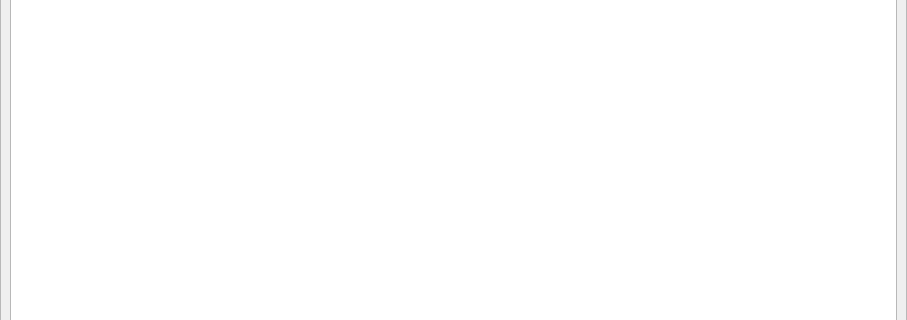
The window that apps/AboutForm/aboutform.ui (assignonward/aosuite) describes before a commit, drawn with Qt 5; both pictures show x 0 to 907 and y 303 to 623 of the 907 by 846 pixel window.
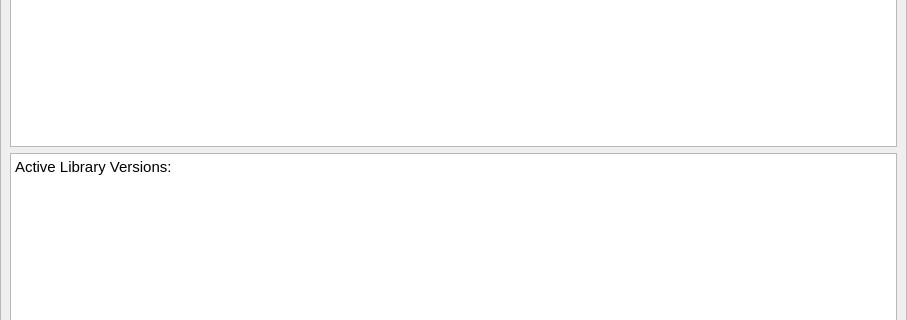
The same window after the commit. Icons and pictures are not drawn.

Patch:
```diff
--- a/apps/AboutForm/aboutform.ui
+++ b/apps/AboutForm/aboutform.ui
@@ -124,7 +124,28 @@
 &lt;p style=&quot; margin-top:0px; margin-bottom:0px; margin-left:0px; margin-right:0px; -qt-block-indent:0; text-indent:0px;&quot;&gt;&lt;span style=&quot; font-size:14pt;&quot;&gt;The &lt;/span&gt;&lt;a href=&quot;https://www.gimp.org/&quot;&gt;&lt;span style=&quot; font-size:14pt; text-decoration: underline; color:#0000ff;&quot;&gt;GIMP&lt;/span&gt;&lt;/a&gt;&lt;span style=&quot; font-size:14pt;&quot;&gt; project for continuing to produce a Great Image Manipulation Program.&lt;/span&gt;&lt;/p&gt;&lt;/body&gt;&lt;/html&gt;</string>
       </property>
       <property name="textInteractionFlags">
-       <set>Qt::LinksAccessibleByMouse|Qt::TextSelectableByKeyboard|Qt::TextSelectableByMouse</set>
+       <set>Qt::LinksAccessibleByKeyboard|Qt::LinksAccessibleByMouse|Qt::TextBrowserInteraction|Qt::TextSelectableByKeyboard|Qt::TextSelectableByMouse</set>
+      </property>
+     </widget>
+    </item>
+    <item>
+     <widget class="QTextEdit" name="libVersions">
+      <property name="undoRedoEnabled">
+       <bool>false</bool>
+      </property>
+      <property name="readOnly">
+       <bool>true</bool>
+      </property>
+      <property name="html">
+       <string>&lt;!DOCTYPE HTML PUBLIC &quot;-//W3C//DTD HTML 4.0//EN&quot; &quot;http://www.w3.org/TR/REC-html40/strict.dtd&quot;&gt;
+&lt;html&gt;&lt;head&gt;&lt;meta name=&quot;qrichtext&quot; content=&quot;1&quot; /&gt;&lt;style type=&quot;text/css&quot;&gt;
+p, li { white-space: pre-wrap; }
+&lt;/style&gt;&lt;/head&gt;&lt;body style=&quot; font-family:'Ubuntu'; font-size:11pt; font-weight:400; font-style:normal;&quot;&gt;
+&lt;p style=&quot; margin-top:0px; margin-bottom:0px; margin-left:0px; margin-right:0px; -qt-block-indent:0; text-indent:0px;&quot;&gt;Active Library Versions:&lt;/p&gt;
+&lt;p style=&quot;-qt-paragraph-type:empty; margin-top:0px; margin-bottom:0px; margin-left:0px; margin-right:0px; -qt-block-indent:0; text-indent:0px;&quot;&gt;&lt;br /&gt;&lt;/p&gt;&lt;/body&gt;&lt;/html&gt;</string>
+      </property>
+      <property name="textInteractionFlags">
+       <set>Qt::LinksAccessibleByKeyboard|Qt::LinksAccessibleByMouse|Qt::TextBrowserInteraction|Qt::TextSelectableByKeyboard|Qt::TextSelectableByMouse</set>
       </property>
      </widget>
     </item>
```
Left out of the diff: 6 changed lines with no effect on the pictures.
